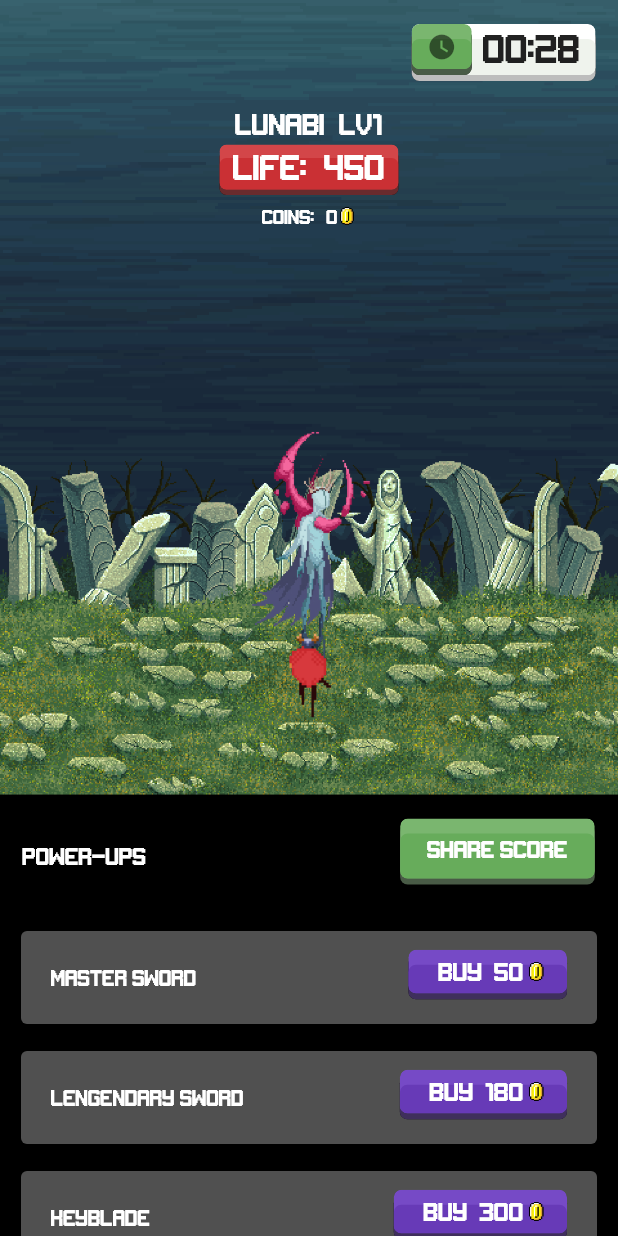
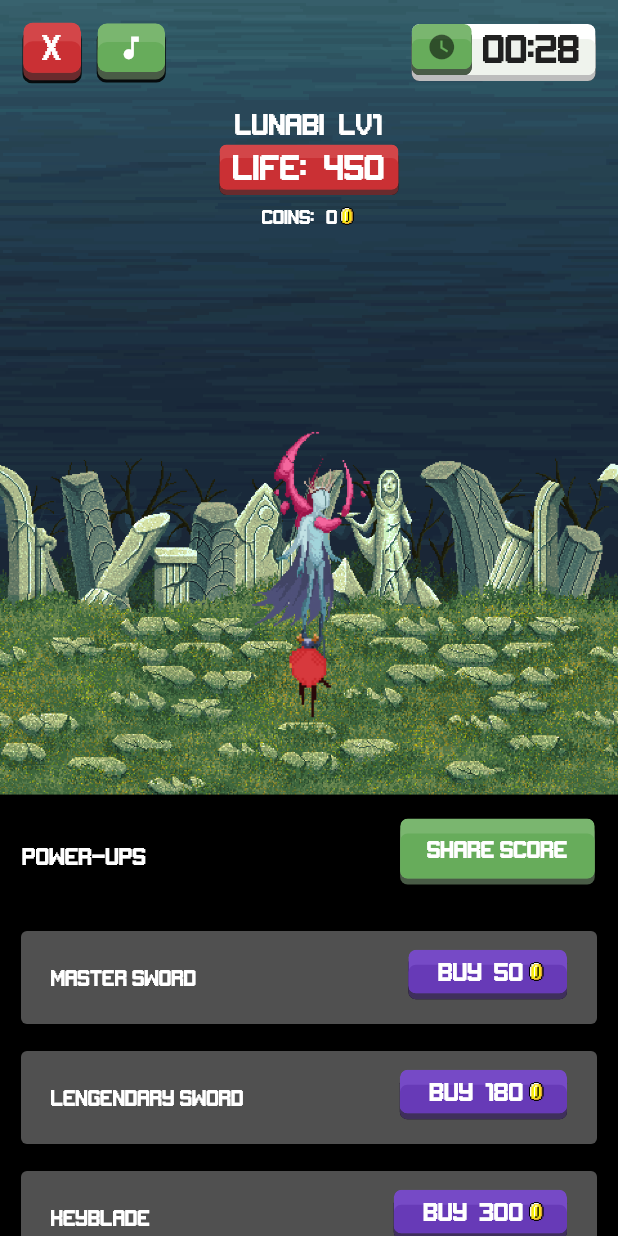
Before and after one commit to cbotelho/GameTapHero-Flutter, a Flutter app: the Game widget shown alone on an empty page, opened directly, on a phone screen of 412 x 824 dp. Run offline on Flutter 3.47's test engine with Material 2 defaults, Android fonts, the phone set to English and light mode, and no system bars; our stand-ins replace audioplayers, share, simple_animations.

Commit message:
Tap Hero by Mariano Zorrilla

```diff
--- a/lib/game.dart
+++ b/lib/game.dart
@@ -241,6 +241,18 @@ class _GameState extends State<Game> with WidgetsBindingObserver, TickerProvider
     Share.share("Tap Hero: I survive until ${bosses[bossIndex].name} LV$level! Now is your turn!");
   }
 
+  void switchMusic() {
+    if (!Utils.isDesktop()) {
+      if (musicPlaying && instance != null) {
+        instance.pause();
+        musicPlaying = false;
+      } else {
+        playMusic();
+        musicPlaying = true;
+      }
+    }
+  }
+
   Widget gameEngine(BuildContext context) {
     return width(context) >= 700
         ? Row(
@@ -396,6 +408,46 @@ class _GameState extends State<Game> with WidgetsBindingObserver, TickerProvider
             _gamepadConnected
                 ? Container()
                 : hitBox(),
+            SafeArea(
+              child: Padding(
+                padding: const EdgeInsets.symmetric(vertical: 20, horizontal: 15),
+                child: Row(
+                  children: <Widget>[
+                    FancyButton(
+                      child: Text(
+                        "X",
+                        textAlign: TextAlign.center,
+                        style: TextStyle(
+                          color: Colors.white,
+                          fontSize: 18,
+                          fontFamily: 'Gameplay',
+                        ),
+                      ),
+                      size: 25,
+                      color: Color(0xFFCA3034),
+                      onPressed: () {
+                        Navigator.of(context).pushReplacement(InitRoute(Welcome()));
+                      },
+                    ),
+                    Padding(
+                      padding: EdgeInsets.only(left: 10),
+                      child: FancyButton(
+                        child: Icon(
+                          Icons.music_note,
+                          size: 20,
+                          color: musicPlaying ? Colors.white : Colors.black54,
+                        ),
+                        size: 25,
+                        color: Color(0xFF67AC5B),
+                        onPressed: () {
+                          switchMusic();
+                        },
+                      ),
+                    ),
+                  ],
+                ),
+              ),
+            ),
           ],
         ),
       ),
--- a/lib/welcome.dart
+++ b/lib/welcome.dart
@@ -172,7 +172,7 @@ class _WelcomeState extends State<Welcome> with WidgetsBindingObserver, TickerPr
           var pair = Utils.mapToPair(Map<int, bool>.from(call.arguments));
           setState(() {
             if (pair.value) {
-              switch(GamePad.switchMap[pair.key]) {
+              switch (GamePad.switchMap[pair.key]) {
                 case "A":
                   initGame();
                   break;
@@ -190,6 +190,18 @@ class _WelcomeState extends State<Welcome> with WidgetsBindingObserver, TickerPr
         _gamepadXAxis = 250.0;
       });
     });
+  }
+
+  void switchMusic() {
+    if (!Utils.isDesktop()) {
+      if (musicPlaying && instance != null) {
+        instance.pause();
+        musicPlaying = false;
+      } else {
+        playMusic();
+        musicPlaying = true;
+      }
+    }
   }
 
   @override
@@ -304,6 +316,23 @@ class _WelcomeState extends State<Welcome> with WidgetsBindingObserver, TickerPr
               ),
             ),
           ),
+          SafeArea(
+            child: Padding(
+              padding: EdgeInsets.symmetric(vertical: 20, horizontal: 15),
+              child: FancyButton(
+                child: Icon(
+                  Icons.music_note,
+                  size: 20,
+                  color: musicPlaying ? Colors.white : Colors.black54,
+                ),
+                size: 25,
+                color: Color(0xFF67AC5B),
+                onPressed: () {
+                  switchMusic();
+                },
+              ),
+            ),
+          ),
           Align(
             alignment: Alignment.bottomRight,
             child: AnimatedContainer(
@@ -328,10 +357,7 @@ class _WelcomeState extends State<Welcome> with WidgetsBindingObserver, TickerPr
                         color: Colors.transparent,
                         child: Text(
                           _gamepadName,
-                          style: TextStyle(
-                            fontSize: 12,
-                            fontFamily: "Gameplay"
-                          ),
+                          style: TextStyle(fontSize: 12, fontFamily: "Gameplay"),
                         ),
                       ),
                     )
```
Also changed, not shown: 11 other files.
